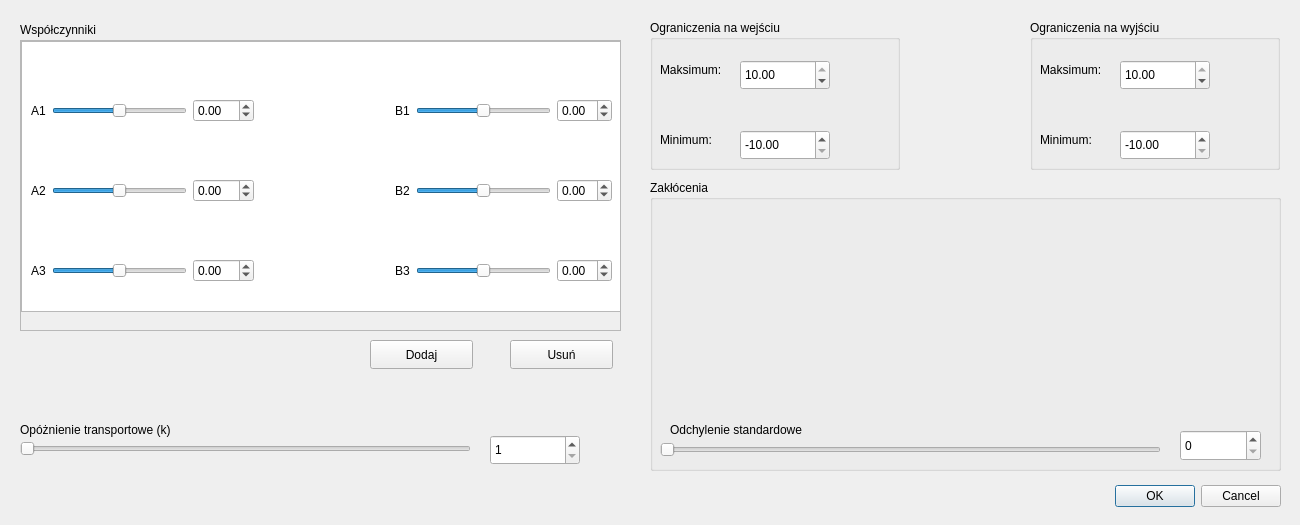
The window that dialogarx.ui (KamilWarczekIP/PK-Symulator_UAR) describes before a commit, drawn with Qt 5.
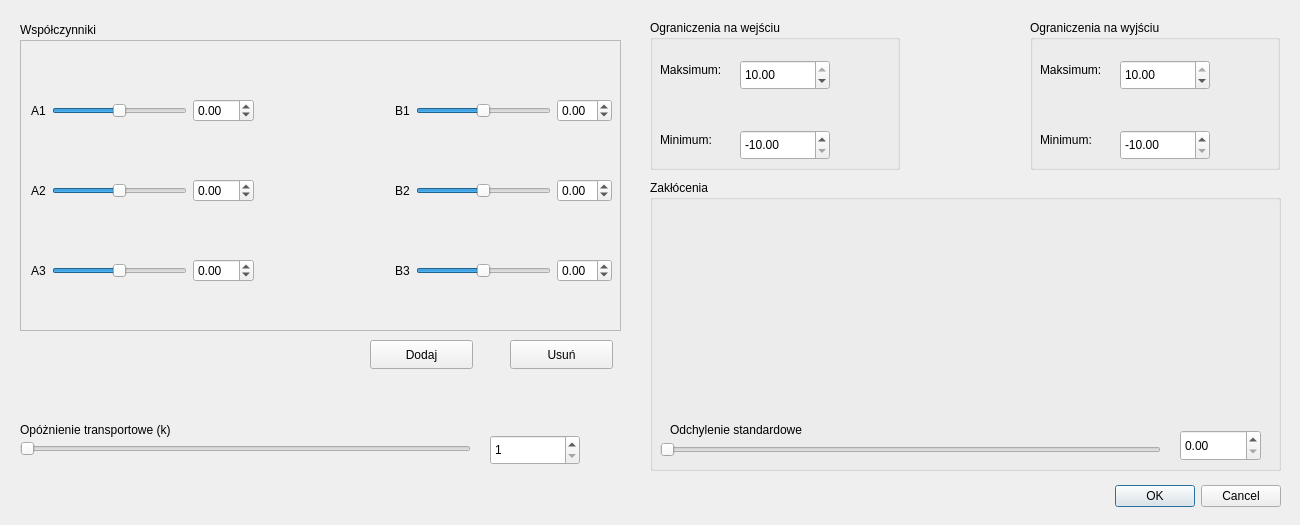
The same window after the commit. Icons and pictures are not drawn.

Diff of the .ui file:
```diff
--- a/dialogarx.ui
+++ b/dialogarx.ui
@@ -56,16 +56,6 @@
       <height>289</height>
      </rect>
     </property>
-    <widget class="QListView" name="listView">
-     <property name="geometry">
-      <rect>
-       <x>0</x>
-       <y>0</y>
-       <width>601</width>
-       <height>271</height>
-      </rect>
-     </property>
-    </widget>
     <widget class="QWidget" name="horizontalLayoutWidget">
      <property name="geometry">
       <rect>
@@ -593,7 +583,7 @@
    <property name="title">
     <string>Zakłócenia</string>
    </property>
-   <widget class="QSpinBox" name="zaklocenie_wartosc">
+   <widget class="QDoubleSpinBox" name="zaklocenie_wartosc">
     <property name="geometry">
      <rect>
       <x>530</x>
@@ -603,7 +593,10 @@
      </rect>
     </property>
     <property name="maximum">
-     <number>100</number>
+     <double>100.000000000000000</double>
+    </property>
+    <property name="singleStep">
+     <double>0.010000000000000</double>
     </property>
    </widget>
    <widget class="QSlider" name="zaklocenie_suwak">
```
Left out of the diff: 3 changed lines with no effect on the pictures.
